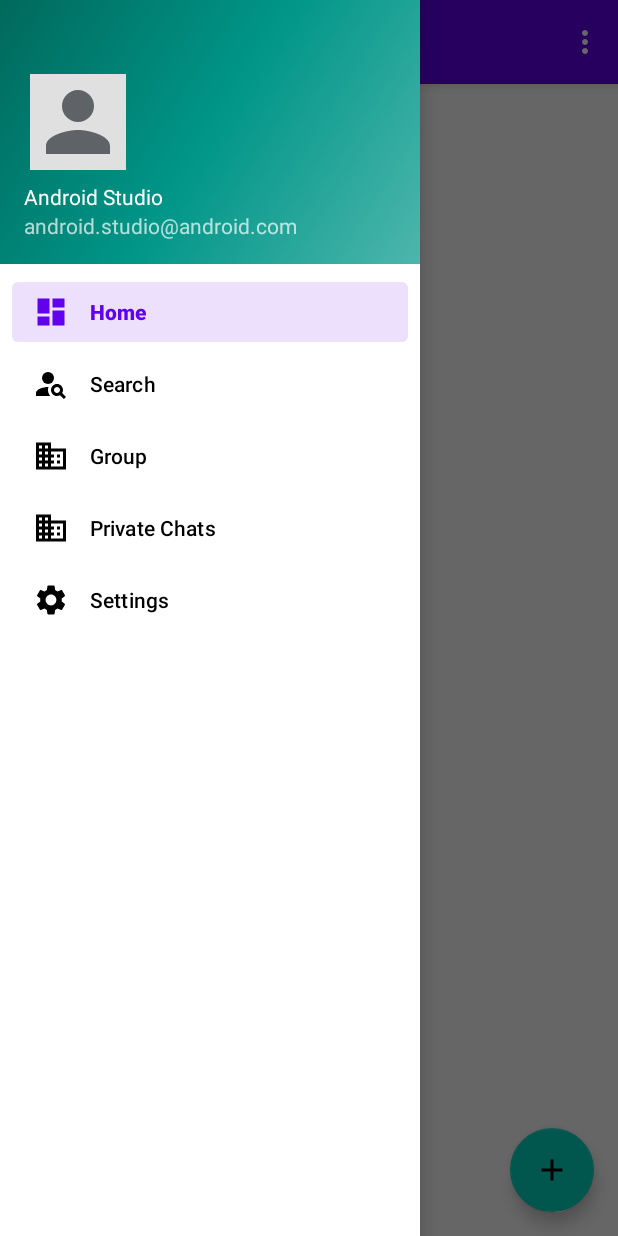
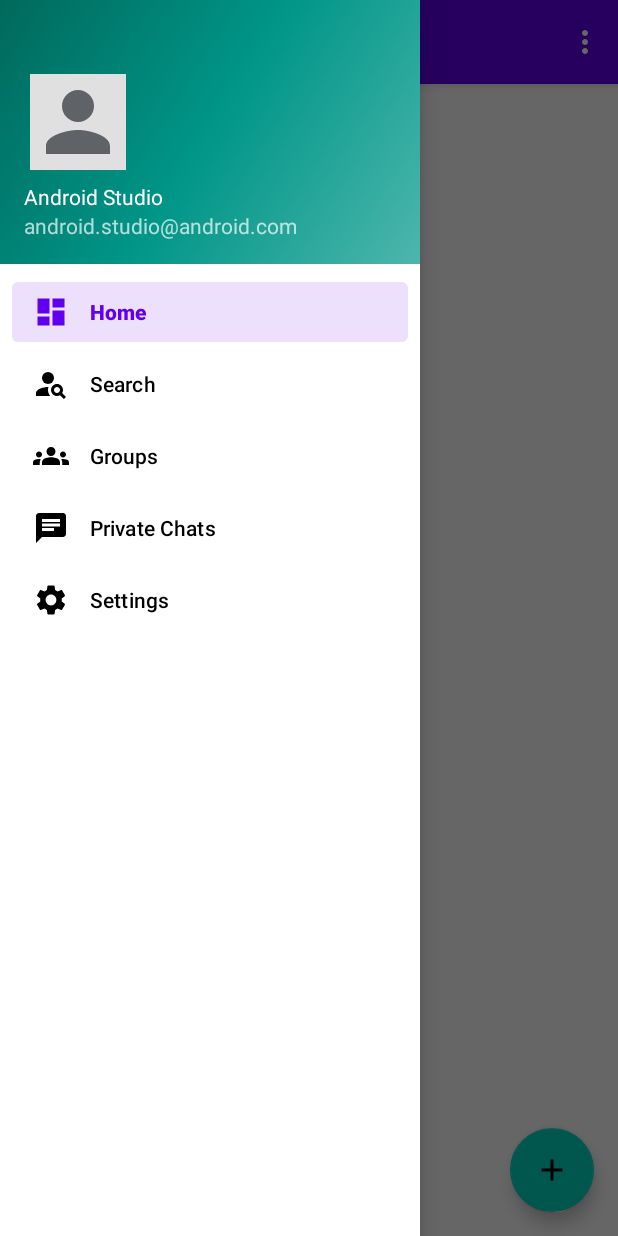
Before and after one commit to zoeyle144/cmpt362project, an Android app: the screen it shows after launch once a user with an empty profile is signed in (MainActivity), with the side drawer open, on a phone screen of 412 x 824 dp. Run offline under Robolectric (Android 15) with nearby library versions, the phone set to English and light mode, and no system bars; our stand-ins replace Firebase (no records; nobody signed in at launch, a user with empty details on screens opened directly), navigation-ui; 5 statements that could not run were skipped.

Commit message:
Change icons for sidebar
Groups and private chat have new icons

```diff
--- /dev/null
+++ b/Project/app/src/main/res/drawable/ic_baseline_chat_24.xml
@@ -0,0 +1,5 @@
+<vector android:autoMirrored="true" android:height="24dp"
+    android:tint="#000000" android:viewportHeight="24"
+    android:viewportWidth="24" android:width="24dp" xmlns:android="http://schemas.android.com/apk/res/android">
+    <path android:fillColor="@android:color/white" android:pathData="M20,2L4,2c-1.1,0 -1.99,0.9 -1.99,2L2,22l4,-4h14c1.1,0 2,-0.9 2,-2L22,4c0,-1.1 -0.9,-2 -2,-2zM6,9h12v2L6,11L6,9zM14,14L6,14v-2h8v2zM18,8L6,8L6,6h12v2z"/>
+</vector>
--- /dev/null
+++ b/Project/app/src/main/res/drawable/ic_baseline_groups_24.xml
@@ -0,0 +1,5 @@
+<vector android:height="24dp" android:tint="#000000"
+    android:viewportHeight="24" android:viewportWidth="24"
+    android:width="24dp" xmlns:android="http://schemas.android.com/apk/res/android">
+    <path android:fillColor="@android:color/white" android:pathData="M12,12.75c1.63,0 3.07,0.39 4.24,0.9c1.08,0.48 1.76,1.56 1.76,2.73L18,18H6l0,-1.61c0,-1.18 0.68,-2.26 1.76,-2.73C8.93,13.14 10.37,12.75 12,12.75zM4,13c1.1,0 2,-0.9 2,-2c0,-1.1 -0.9,-2 -2,-2s-2,0.9 -2,2C2,12.1 2.9,13 4,13zM5.13,14.1C4.76,14.04 4.39,14 4,14c-0.99,0 -1.93,0.21 -2.78,0.58C0.48,14.9 0,15.62 0,16.43V18l4.5,0v-1.61C4.5,15.56 4.73,14.78 5.13,14.1zM20,13c1.1,0 2,-0.9 2,-2c0,-1.1 -0.9,-2 -2,-2s-2,0.9 -2,2C18,12.1 18.9,13 20,13zM24,16.43c0,-0.81 -0.48,-1.53 -1.22,-1.85C21.93,14.21 20.99,14 20,14c-0.39,0 -0.76,0.04 -1.13,0.1c0.4,0.68 0.63,1.46 0.63,2.29V18l4.5,0V16.43zM12,6c1.66,0 3,1.34 3,3c0,1.66 -1.34,3 -3,3s-3,-1.34 -3,-3C9,7.34 10.34,6 12,6z"/>
+</vector>
--- a/Project/app/src/main/res/menu/activity_main_drawer.xml
+++ b/Project/app/src/main/res/menu/activity_main_drawer.xml
@@ -16,12 +16,12 @@
 
         <item
             android:id="@+id/nav_groups"
-            android:icon="@drawable/ic_baseline_business_24"
+            android:icon="@drawable/ic_baseline_groups_24"
             android:title="@string/menu_groups" />
 
         <item
             android:id="@+id/nav_chats"
-            android:icon="@drawable/ic_baseline_business_24"
+            android:icon="@drawable/ic_baseline_chat_24"
             android:title="@string/menu_chats" />
 
         <item
--- a/Project/app/src/main/res/values/strings.xml
+++ b/Project/app/src/main/res/values/strings.xml
@@ -11,7 +11,7 @@
     <string name="menu_home">Home</string>
     <string name="menu_gallery">Gallery</string>
     <string name="menu_slideshow">Slideshow</string>
-    <string name="menu_groups">Group</string>
+    <string name="menu_groups">Groups</string>
 
 
     <string name="menu_settings">Settings</string>
```
